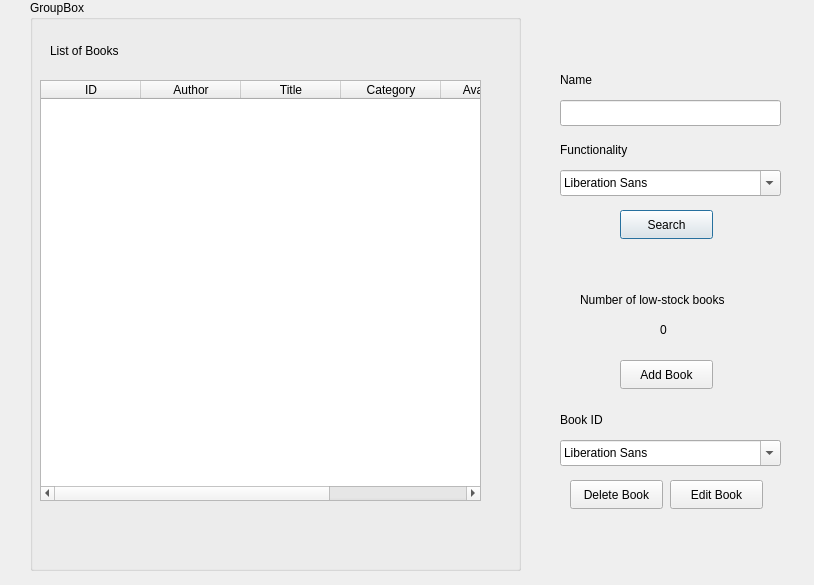
Before: the Qt Designer form book_records.ui in kareemelramly/Library-Management-System, drawn with Qt 5.
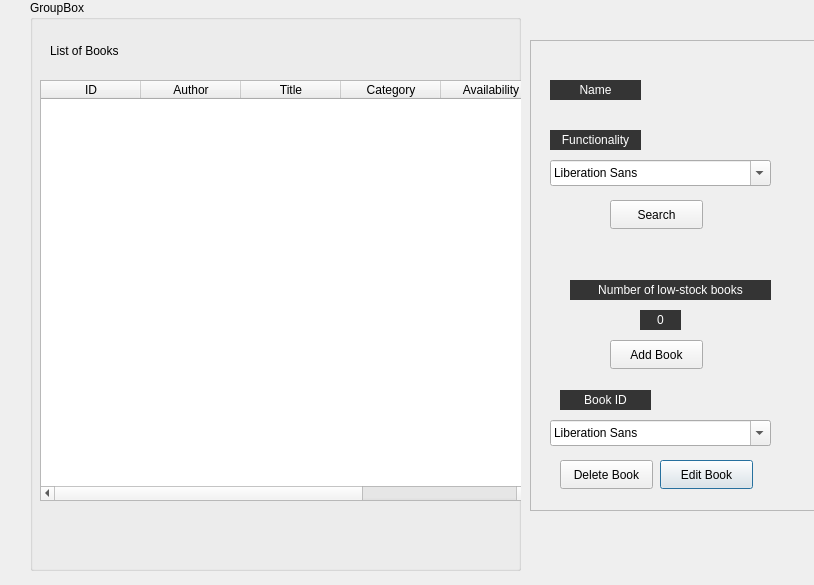
After: the same form once the commit is applied. Icons and pictures are not drawn.

```diff
--- a/book_records.ui
+++ b/book_records.ui
@@ -13,6 +13,16 @@
   <property name="windowTitle">
    <string>Dialog</string>
   </property>
+  <property name="styleSheet">
+   <string notr="true">
+QDialog{
+    background-image: url(&quot;:/Images/ylswjsy7stw-2048x1201.jpg&quot;);
+    background-repeat: no-repeat;
+    background-position: center;
+    background-attachment: fixed;
+}
+</string>
+  </property>
   <widget class="QGroupBox" name="groupBox">
    <property name="geometry">
     <rect>
@@ -43,7 +53,7 @@
      <rect>
       <x>10</x>
       <y>80</y>
-      <width>441</width>
+      <width>491</width>
       <height>421</height>
      </rect>
     </property>
@@ -84,24 +94,32 @@
     </column>
    </widget>
   </widget>
-  <widget class="QPushButton" name="search_button">
+  <widget class="QFrame" name="frame">
    <property name="geometry">
     <rect>
-     <x>620</x>
-     <y>210</y>
-     <width>93</width>
-     <height>29</height>
+     <x>530</x>
+     <y>40</y>
+     <width>301</width>
+     <height>471</height>
     </rect>
    </property>
-   <property name="text">
-    <string>Search</string>
+   <property name="styleSheet">
+    <string notr="true">QLabel{
+color:white;
+background:rgba(0,0,0,200);
+}</string>
    </property>
-  </widget>
+   <property name="frameShape">
+    <enum>QFrame::Shape::StyledPanel</enum>
+   </property>
+   <property name="frameShadow">
+    <enum>QFrame::Shadow::Raised</enum>
+   </property>
   <widget class="QLabel" name="label">
    <property name="geometry">
     <rect>
-     <x>560</x>
-     <y>140</y>
+      <x>20</x>
+      <y>90</y>
      <width>91</width>
      <height>20</height>
     </rect>
@@ -109,45 +127,44 @@
    <property name="text">
     <string>Functionality</string>
    </property>
-  </widget>
-  <widget class="QLabel" name="label_2">
+    <property name="alignment">
+     <set>Qt::AlignmentFlag::AlignCenter</set>
+    </property>
+   </widget>
+   <widget class="QPushButton" name="edit_book_button">
    <property name="geometry">
     <rect>
-     <x>560</x>
-     <y>70</y>
+      <x>130</x>
+      <y>420</y>
+      <width>93</width>
+      <height>29</height>
+     </rect>
+    </property>
+    <property name="text">
+     <string>Edit Book</string>
+    </property>
+   </widget>
+   <widget class="QLabel" name="label_4">
+    <property name="geometry">
+     <rect>
+      <x>30</x>
+      <y>350</y>
      <width>91</width>
      <height>20</height>
     </rect>
    </property>
    <property name="text">
-    <string>Name</string>
-   </property>
-  </widget>
-  <widget class="QLineEdit" name="lineEdit">
-   <property name="geometry">
-    <rect>
-     <x>560</x>
-     <y>100</y>
-     <width>221</width>
-     <height>26</height>
-    </rect>
-   </property>
-  </widget>
-  <widget class="QFontComboBox" name="functionality">
-   <property name="geometry">
-    <rect>
-     <x>560</x>
-     <y>170</y>
-     <width>221</width>
-     <height>26</height>
-    </rect>
+     <string>Book ID</string>
+    </property>
+    <property name="alignment">
+     <set>Qt::AlignmentFlag::AlignCenter</set>
    </property>
   </widget>
   <widget class="QLabel" name="label_3">
    <property name="geometry">
     <rect>
-     <x>580</x>
-     <y>290</y>
+      <x>40</x>
+      <y>240</y>
      <width>201</width>
      <height>20</height>
     </rect>
@@ -155,12 +172,15 @@
    <property name="text">
     <string>Number of low-stock books</string>
    </property>
+    <property name="alignment">
+     <set>Qt::AlignmentFlag::AlignCenter</set>
+    </property>
   </widget>
   <widget class="QLabel" name="low_stock">
    <property name="geometry">
     <rect>
-     <x>660</x>
-     <y>320</y>
+      <x>110</x>
+      <y>270</y>
      <width>41</width>
      <height>20</height>
     </rect>
@@ -168,25 +188,28 @@
    <property name="text">
     <string>0</string>
    </property>
-  </widget>
-  <widget class="QPushButton" name="delete_book_button">
+    <property name="alignment">
+     <set>Qt::AlignmentFlag::AlignCenter</set>
+    </property>
+   </widget>
+   <widget class="QPushButton" name="search_button">
    <property name="geometry">
     <rect>
-     <x>570</x>
-     <y>480</y>
+      <x>80</x>
+      <y>160</y>
      <width>93</width>
      <height>29</height>
     </rect>
    </property>
    <property name="text">
-    <string>Delete Book</string>
+     <string>Search</string>
    </property>
   </widget>
   <widget class="QPushButton" name="add_book_button">
    <property name="geometry">
     <rect>
-     <x>620</x>
-     <y>360</y>
+      <x>80</x>
+      <y>300</y>
      <width>93</width>
      <height>29</height>
     </rect>
@@ -195,41 +218,55 @@
     <string>Add Book</string>
    </property>
   </widget>
-  <widget class="QPushButton" name="edit_book_button">
+   <widget class="QPushButton" name="delete_book_button">
    <property name="geometry">
     <rect>
-     <x>670</x>
-     <y>480</y>
+      <x>30</x>
+      <y>420</y>
      <width>93</width>
      <height>29</height>
     </rect>
    </property>
    <property name="text">
-    <string>Edit Book</string>
-   </property>
-  </widget>
-  <widget class="QLabel" name="label_4">
-   <property name="geometry">
-    <rect>
-     <x>560</x>
-     <y>410</y>
-     <width>91</width>
-     <height>20</height>
-    </rect>
-   </property>
-   <property name="text">
-    <string>Book ID</string>
+     <string>Delete Book</string>
    </property>
   </widget>
   <widget class="QFontComboBox" name="functionality_2">
    <property name="geometry">
     <rect>
-     <x>560</x>
-     <y>440</y>
+      <x>20</x>
+      <y>380</y>
      <width>221</width>
      <height>26</height>
     </rect>
    </property>
+   </widget>
+   <widget class="QFontComboBox" name="functionality">
+    <property name="geometry">
+     <rect>
+      <x>20</x>
+      <y>120</y>
+      <width>221</width>
+      <height>26</height>
+     </rect>
+    </property>
+   </widget>
+   <widget class="QLabel" name="label_2">
+    <property name="geometry">
+     <rect>
+      <x>20</x>
+      <y>40</y>
+      <width>91</width>
+      <height>20</height>
+     </rect>
+    </property>
+    <property name="text">
+     <string>Name</string>
+    </property>
+    <property name="alignment">
+     <set>Qt::AlignmentFlag::AlignCenter</set>
+    </property>
+   </widget>
   </widget>
  </widget>
  <resources/>
```
Lines whose indentation alone changed are shown as unchanged.
